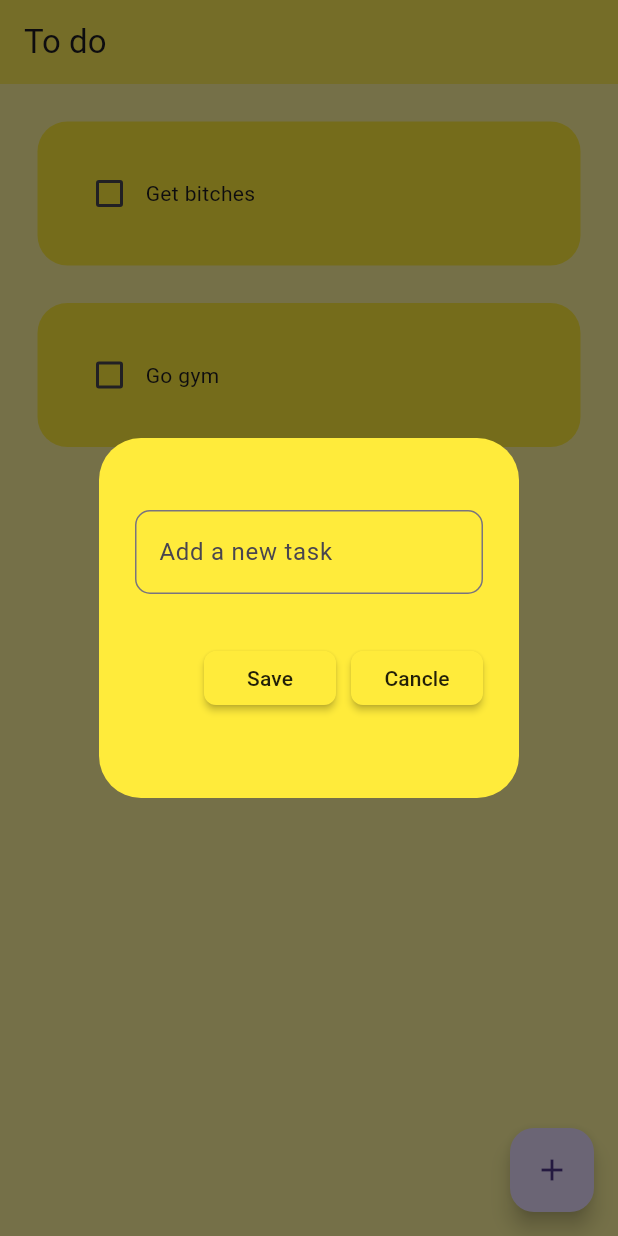
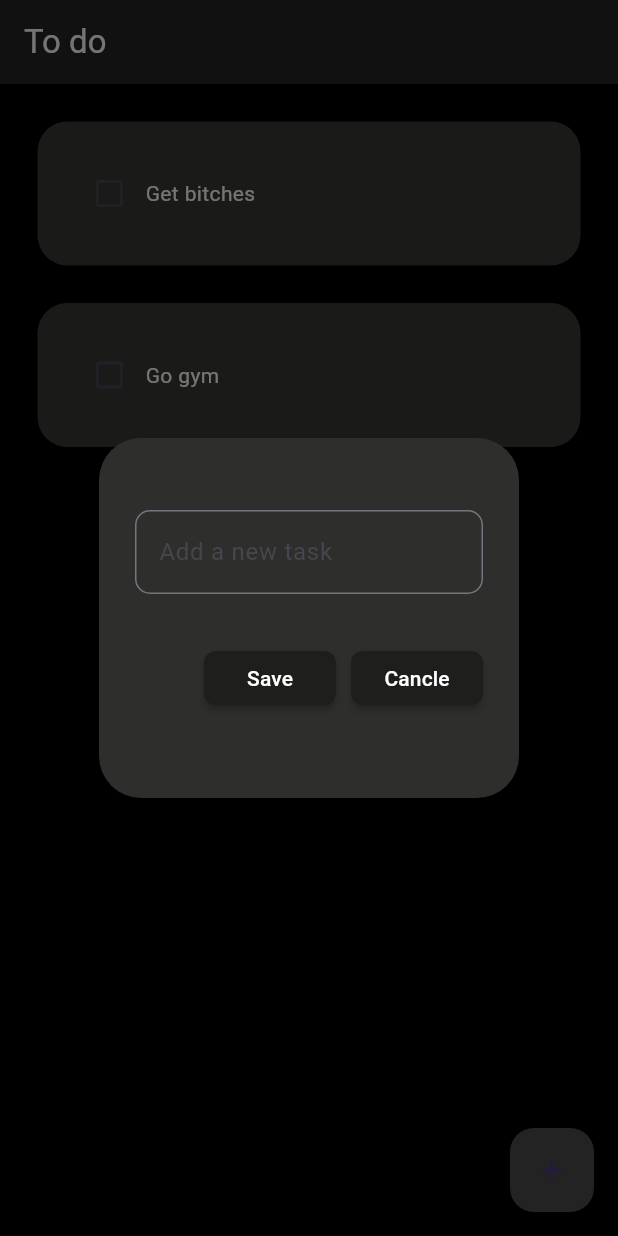
Before and after one commit to Spikree/To-do-list-in-flutter-2-, a Flutter app: the screen it shows after launch, after a tap on the "add" icon, on a phone screen of 412 x 824 dp. Run offline on Flutter 3.47's test engine with Material 3 defaults, Android fonts, the phone set to English and light mode, and no system bars; drawn by our look-alikes of flutter_slidable; our stand-ins replace hive_flutter; accounts and stored records are empty.

Commit message:
second commit

```diff
--- a/lib/components/dialogBox.dart
+++ b/lib/components/dialogBox.dart
@@ -15,7 +15,7 @@ class DialogBox extends StatelessWidget {
   @override
   Widget build(BuildContext context) {
     return AlertDialog(
-      backgroundColor: Colors.yellow,
+      backgroundColor: Color.fromARGB(255, 46, 46, 44),
       content: Container(
         height: 200,
         child: Column(
--- a/lib/components/myButton.dart
+++ b/lib/components/myButton.dart
@@ -9,8 +9,11 @@ class MyButton extends StatelessWidget {
   Widget build(BuildContext context) {
     return MaterialButton(
       onPressed: onPressed,
-      color: Colors.yellow,
-      child: Text(text),
+      color: Color.fromARGB(255, 30, 30, 29),
+      child: Text(
+        text,
+        style: TextStyle(color: Colors.white),
+      ),
       shape: RoundedRectangleBorder(
         borderRadius: BorderRadius.circular(8),
       ),
--- a/lib/components/todo_tile.dart
+++ b/lib/components/todo_tile.dart
@@ -39,12 +39,13 @@ class ToDoTile extends StatelessWidget {
                 style: TextStyle(
                     decoration: taskCompleted
                         ? TextDecoration.lineThrough
-                        : TextDecoration.none),
+                        : TextDecoration.none,
+                    color: Colors.white),
               ),
             ],
           ),
           decoration: BoxDecoration(
-            color: Colors.yellow,
+            color: Color.fromARGB(255, 57, 57, 55),
             borderRadius: BorderRadius.circular(20),
           ),
         ),
--- a/lib/homepage.dart
+++ b/lib/homepage.dart
@@ -67,15 +67,19 @@ class _HomePageState extends State<HomePage> {
   @override
   Widget build(BuildContext context) {
     return Scaffold(
-      backgroundColor: Colors.yellow.shade200,
+      backgroundColor: Colors.black,
       appBar: AppBar(
-        backgroundColor: Colors.yellow.shade400,
-        title: const Text('To do'),
+        backgroundColor: const Color.fromARGB(255, 40, 38, 38),
+        title: const Text(
+          'To do',
+          style: TextStyle(color: Colors.white),
+        ),
         elevation: 0,
       ),
       floatingActionButton: FloatingActionButton(
         onPressed: createNewTask,
         child: Icon(Icons.add),
+        backgroundColor: const Color.fromARGB(255, 79, 76, 76),
       ),
       body: ListView.builder(
         itemCount: db.toDoList.length,
```
